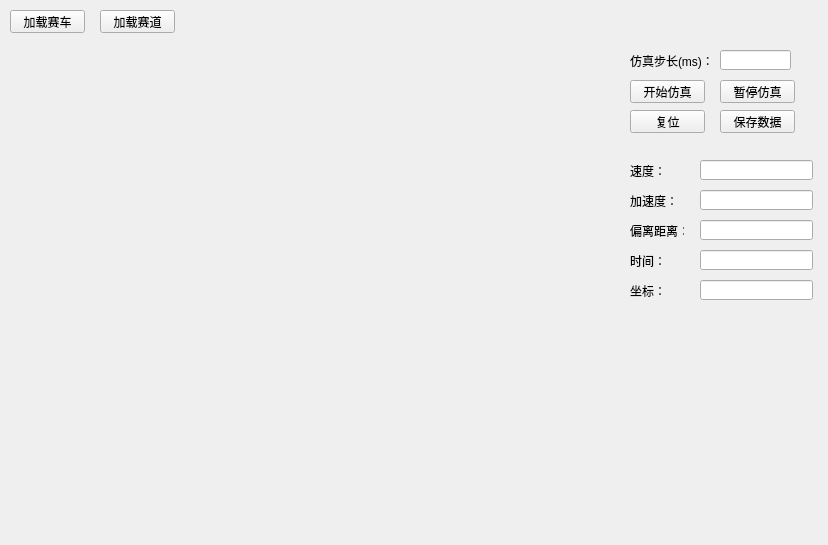
The window that src/simulator.ui (Gaffey/Simulation_of_Intelligent_Car) describes before a commit, drawn with Qt 5.
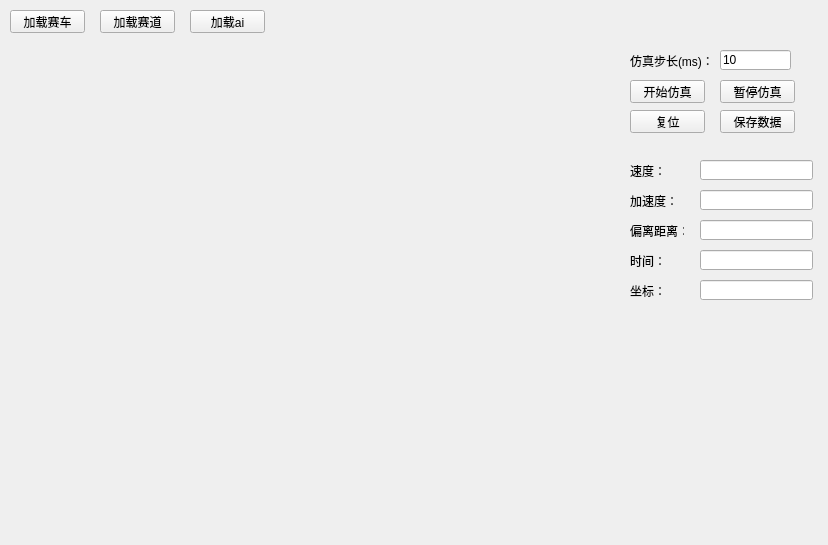
The same window after the commit.

Patch:
```diff
--- a/src/simulator.ui
+++ b/src/simulator.ui
@@ -198,6 +198,9 @@
      <height>20</height>
     </rect>
    </property>
+   <property name="text">
+    <string>10</string>
+   </property>
   </widget>
   <widget class="QPushButton" name="StartButton">
    <property name="geometry">
@@ -251,6 +254,19 @@
     <string>保存数据</string>
    </property>
   </widget>
+  <widget class="QPushButton" name="LoadAIButton">
+   <property name="geometry">
+    <rect>
+     <x>190</x>
+     <y>10</y>
+     <width>75</width>
+     <height>23</height>
+    </rect>
+   </property>
+   <property name="text">
+    <string>加载ai</string>
+   </property>
+  </widget>
  </widget>
  <resources/>
  <connections/>
```
Left out of the diff: 2 changed lines with no effect on the pictures.
